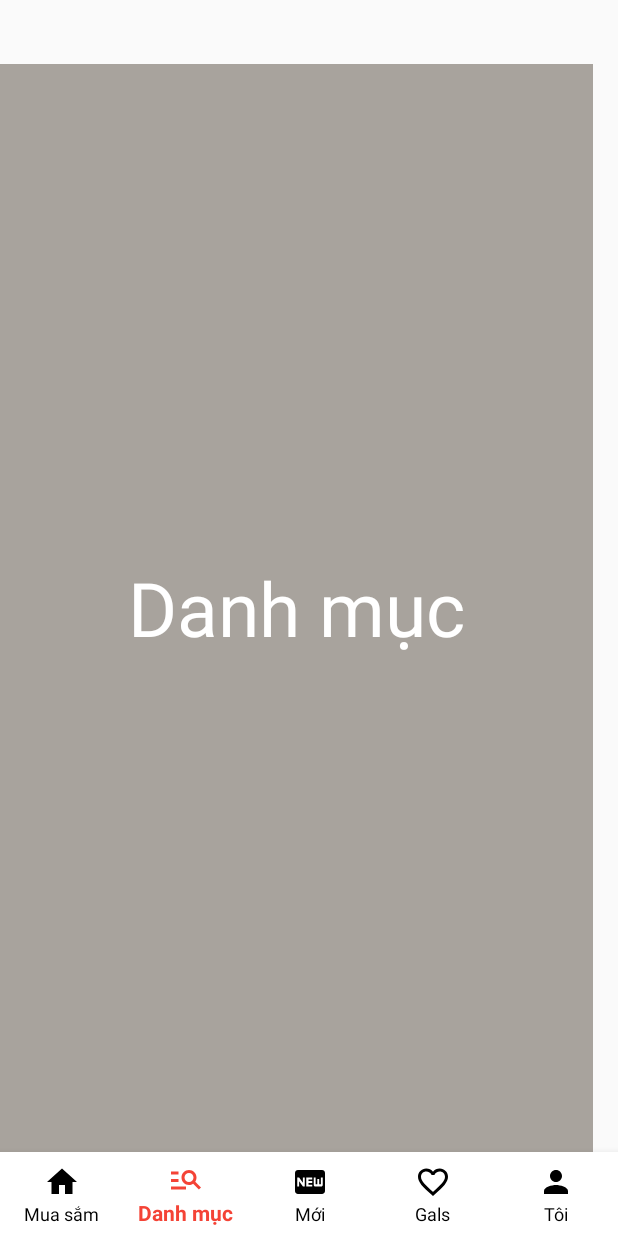
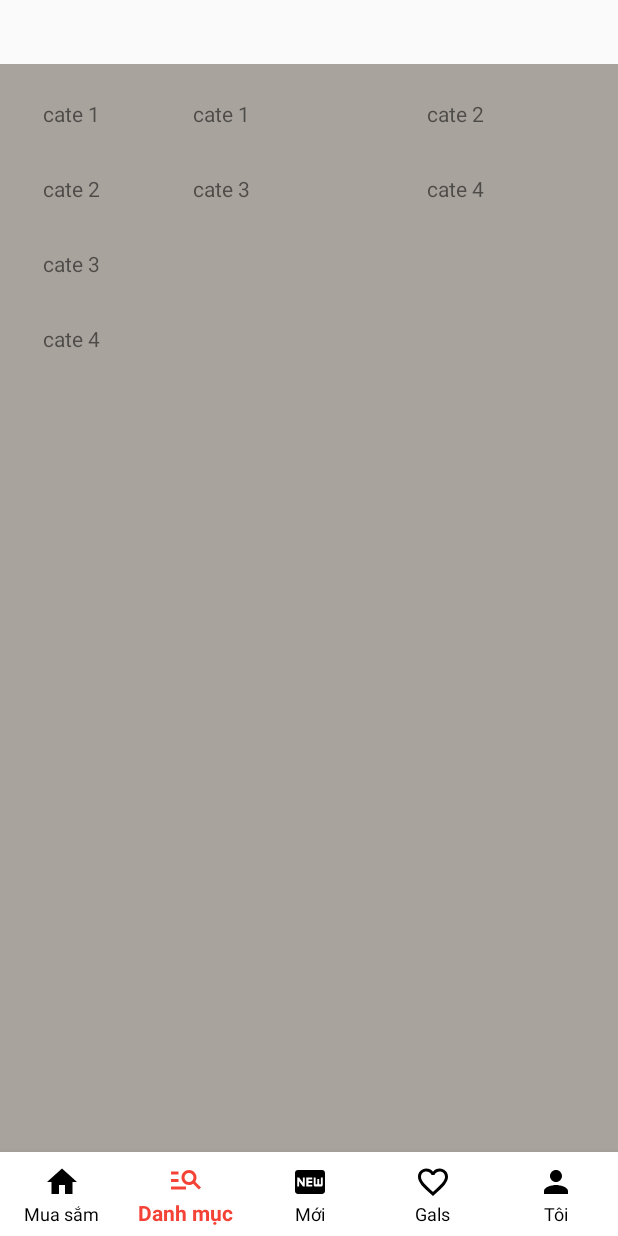
Before and after one commit to trvankiet02/Cosmetic-Shop-App, an Android app: the screen it shows after launch (MainActivity), item 2 of the bottom bar chosen, on a phone screen of 412 x 824 dp. Run offline under Robolectric (Android 15) with nearby library versions, the phone set to English and light mode, and no system bars.

Commit message:
fix width component

```diff
--- /dev/null
+++ b/app/src/main/java/vn/iotstar/cosmeticshopapp/adapter/CategorySideBarAdapter.java
@@ -0,0 +1,62 @@
+package vn.iotstar.cosmeticshopapp.adapter;
+
+import android.content.Context;
+import android.content.Intent;
+import android.view.LayoutInflater;
+import android.view.View;
+import android.view.ViewGroup;
+import android.widget.TextView;
+import android.widget.Toast;
+
+import androidx.annotation.NonNull;
+import androidx.recyclerview.widget.RecyclerView;
+
+import java.util.List;
+
+import vn.iotstar.cosmeticshopapp.R;
+import vn.iotstar.cosmeticshopapp.model.Category;
+
+public class CategorySideBarAdapter extends RecyclerView.Adapter<CategorySideBarAdapter.MyViewHolder>{
+
+    Context context;
+    List<Category> array;
+
+    public CategorySideBarAdapter(Context context, List<Category> array) {
+        this.context = context;
+        this.array = array;
+    }
+
+    @NonNull
+    @Override
+    public MyViewHolder onCreateViewHolder(@NonNull ViewGroup parent, int viewType) {
+        View view = LayoutInflater.from(parent.getContext())
+                .inflate(R.layout.category_sidebar_layout, null);
+        MyViewHolder myViewHolder = new MyViewHolder(view);
+        return myViewHolder;
+    }
+
+    @Override
+    public void onBindViewHolder(@NonNull MyViewHolder holder, int position) {
+        Category category = array.get(position);
+        holder.categoryName.setText(category.getCategoryName());
+        holder.itemView.setOnClickListener(new View.OnClickListener() {
+            @Override
+            public void onClick(View view) {
+                Toast.makeText(view.getContext(), "Ban dang nhan vao " + category.getCategoryName(), Toast.LENGTH_SHORT).show();
+            }
+        });
+    }
+
+    @Override
+    public int getItemCount() {
+        return array == null ? 0 : array.size();
+    }
+
+    public class MyViewHolder extends RecyclerView.ViewHolder{
+        public TextView categoryName;
+        public MyViewHolder(@NonNull View itemView) {
+            super(itemView);
+            categoryName = (TextView) itemView.findViewById(R.id.tvCategoryName);
+        }
+    }
+}
--- a/app/src/main/java/vn/iotstar/cosmeticshopapp/fragment_home/DanhmucFragment.java
+++ b/app/src/main/java/vn/iotstar/cosmeticshopapp/fragment_home/DanhmucFragment.java
@@ -6,60 +6,84 @@ import android.view.View;
 import android.view.ViewGroup;
 
 import androidx.fragment.app.Fragment;
+import androidx.recyclerview.widget.GridLayoutManager;
+import androidx.recyclerview.widget.LinearLayoutManager;
+import androidx.recyclerview.widget.RecyclerView;
 
+import java.util.ArrayList;
+import java.util.List;
+
+import vn.iotstar.cosmeticshopapp.MainActivity;
 import vn.iotstar.cosmeticshopapp.R;
+import vn.iotstar.cosmeticshopapp.adapter.CategorySideBarAdapter;
+import vn.iotstar.cosmeticshopapp.adapter.StyleSideBarAdapter;
+import vn.iotstar.cosmeticshopapp.model.Category;
+import vn.iotstar.cosmeticshopapp.model.Style;
 
-/**
- * A simple {@link Fragment} subclass.
- * Use the {@link DanhmucFragment#newInstance} factory method to
- * create an instance of this fragment.
- */
+
 public class DanhmucFragment extends Fragment {
-
-    // TODO: Rename parameter arguments, choose names that match
-    // the fragment initialization parameters, e.g. ARG_ITEM_NUMBER
-    private static final String ARG_PARAM1 = "param1";
-    private static final String ARG_PARAM2 = "param2";
-
-    // TODO: Rename and change types of parameters
-    private String mParam1;
-    private String mParam2;
-
-    public DanhmucFragment() {
-        // Required empty public constructor
-    }
-
-    /**
-     * Use this factory method to create a new instance of
-     * this fragment using the provided parameters.
-     *
-     * @param param1 Parameter 1.
-     * @param param2 Parameter 2.
-     * @return A new instance of fragment DanhmucFragment.
-     */
-    // TODO: Rename and change types and number of parameters
-    public static DanhmucFragment newInstance(String param1, String param2) {
-        DanhmucFragment fragment = new DanhmucFragment();
-        Bundle args = new Bundle();
-        args.putString(ARG_PARAM1, param1);
-        args.putString(ARG_PARAM2, param2);
-        fragment.setArguments(args);
-        return fragment;
-    }
-
-    @Override
-    public void onCreate(Bundle savedInstanceState) {
-        super.onCreate(savedInstanceState);
-        if (getArguments() != null) {
-            mParam1 = getArguments().getString(ARG_PARAM1);
-            mParam2 = getArguments().getString(ARG_PARAM2);
-        }
-    }
-
+    View view;
+    RecyclerView rvCategory;
+    RecyclerView rvStyle;
+    List<Category> categoryList;
+    List<Style> styleList;
+    CategorySideBarAdapter categorySideBarAdapter;
+    StyleSideBarAdapter styleSideBarAdapter;
     @Override
     public View onCreateView(LayoutInflater inflater, ViewGroup container,
                              Bundle savedInstanceState) {
-        // Inflate the layout for this fragment
-        return inflater.inflate(R.layout.fragment_danhmuc, container, false);
+        view = inflater.inflate(R.layout.fragment_danhmuc, container, false);
+
+        AnhXa();
+        demoData();
+        setRvCategory();
+        setRvStyle();
+
+        return view;
+
+    }
+    private void setRvCategory(){
+        //nhan mang
+
+        //khoi tao adapter
+        categorySideBarAdapter = new CategorySideBarAdapter(getContext()
+        , categoryList);
+        rvCategory.setHasFixedSize(true);
+        RecyclerView.LayoutManager layoutManager = new LinearLayoutManager(getContext(),
+                RecyclerView.VERTICAL, false);
+        rvCategory.setLayoutManager(layoutManager);
+        rvCategory.setAdapter(categorySideBarAdapter);
+        categorySideBarAdapter.notifyDataSetChanged();
+    }
+    private void setRvStyle(){
+        //nhan mang
+
+        //khoi tao adapter
+        styleSideBarAdapter = new StyleSideBarAdapter(getContext()
+                , styleList);
+        rvStyle.setHasFixedSize(true);
+        RecyclerView.LayoutManager layoutManager = new GridLayoutManager(getContext(), 2);
+        rvStyle.setLayoutManager(layoutManager);
+        rvStyle.setAdapter(categorySideBarAdapter);
+        styleSideBarAdapter.notifyDataSetChanged();
+    }
+    private void AnhXa(){
+        rvCategory = (RecyclerView) view.findViewById(R.id.rvCategory);
+        rvStyle = (RecyclerView) view.findViewById(R.id.rvStyle);
+
+    }
+    private void demoData(){
+        categoryList = new ArrayList<>();
+        categoryList.add(new Category(1, "cate 1", "image 1", null, null));
+        categoryList.add(new Category(2, "cate 2", "image 2", null, null));
+        categoryList.add(new Category(3, "cate 3", "image 3", null, null));
+        categoryList.add(new Category(4, "cate 4", "image 4", null, null));
+
+        styleList = new ArrayList<>();
+        styleList.add(new Style(1, "style 1", "image 1", 1, null, null));
+        styleList.add(new Style(2, "style 2", "image 2", 1, null, null));
+        styleList.add(new Style(3, "style 3", "image 3", 2, null, null));
+        styleList.add(new Style(4, "style 4", "image 4", 2, null, null));
+        styleList.add(new Style(5, "style 5", "image 5", 3, null, null));
     }
 }
--- a/app/src/main/java/vn/iotstar/cosmeticshopapp/fragment_home/ToiFragment.java
+++ b/app/src/main/java/vn/iotstar/cosmeticshopapp/fragment_home/ToiFragment.java
@@ -1,12 +1,15 @@
 package vn.iotstar.cosmeticshopapp.fragment_home;
 
+import android.content.Intent;
 import android.os.Bundle;
 import android.view.LayoutInflater;
 import android.view.View;
 import android.view.ViewGroup;
+import android.widget.Button;
 
 import androidx.fragment.app.Fragment;
 
+import vn.iotstar.cosmeticshopapp.LoginSignupActivity;
 import vn.iotstar.cosmeticshopapp.R;
 
 /**
@@ -15,51 +18,22 @@ import vn.iotstar.cosmeticshopapp.R;
  * create an instance of this fragment.
  */
 public class ToiFragment extends Fragment {
-
-    // TODO: Rename parameter arguments, choose names that match
-    // the fragment initialization parameters, e.g. ARG_ITEM_NUMBER
-    private static final String ARG_PARAM1 = "param1";
-    private static final String ARG_PARAM2 = "param2";
-
-    // TODO: Rename and change types of parameters
-    private String mParam1;
-    private String mParam2;
-
-    public ToiFragment() {
-        // Required empty public constructor
-    }
-
-    /**
-     * Use this factory method to create a new instance of
-     * this fragment using the provided parameters.
-     *
-     * @param param1 Parameter 1.
-     * @param param2 Parameter 2.
-     * @return A new instance of fragment ToiFragment.
-     */
-    // TODO: Rename and change types and number of parameters
-    public static ToiFragment newInstance(String param1, String param2) {
-        ToiFragment fragment = new ToiFragment();
-        Bundle args = new Bundle();
-        args.putString(ARG_PARAM1, param1);
-        args.putString(ARG_PARAM2, param2);
-        fragment.setArguments(args);
-        return fragment;
-    }
-
-    @Override
-    public void onCreate(Bundle savedInstanceState) {
-        super.onCreate(savedInstanceState);
-        if (getArguments() != null) {
-            mParam1 = getArguments().getString(ARG_PARAM1);
-            mParam2 = getArguments().getString(ARG_PARAM2);
-        }
-    }
-
+    View view;
+    Button btnLogin;
     @Override
     public View onCreateView(LayoutInflater inflater, ViewGroup container,
                              Bundle savedInstanceState) {
-        // Inflate the layout for this fragment
-        return inflater.inflate(R.layout.fragment_toi, container, false);
+        view = inflater.inflate(R.layout.fragment_toi, container, false);
+
+        btnLogin = (Button) view.findViewById(R.id.btnLogin);
+        btnLogin.setOnClickListener(new View.OnClickListener() {
+            @Override
+            public void onClick(View view) {
+                Intent intent = new Intent(getContext(), LoginSignupActivity.class);
+                startActivity(intent);
+            }
+        });
+
+        return view;
     }
 }
--- /dev/null
+++ b/app/src/main/java/vn/iotstar/cosmeticshopapp/model/Category.java
@@ -0,0 +1,60 @@
+package vn.iotstar.cosmeticshopapp.model;
+
+import java.io.Serializable;
+import java.sql.Timestamp;
+
+public class Category implements Serializable {
+    private int categoryId;
+    private String categoryName;
+    private String categoryImage;
+    private Timestamp createAt;
+    private Timestamp updateAt;
+
+    public Category(int categoryId, String categoryName, String categoryImage, Timestamp createAt, Timestamp updateAt) {
+        this.categoryId = categoryId;
+        this.categoryName = categoryName;
+        this.categoryImage = categoryImage;
+        this.createAt = createAt;
+        this.updateAt = updateAt;
+    }
+
+    public int getCategoryId() {
+        return categoryId;
+    }
+
+    public void setCategoryId(int categoryId) {
+        this.categoryId = categoryId;
+    }
+
+    public String getCategoryName() {
+        return categoryName;
+    }
+
+    public void setCategoryName(String categoryName) {
+        this.categoryName = categoryName;
+    }
+
+    public String getCategoryImage() {
+        return categoryImage;
+    }
+
+    public void setCategoryImage(String categoryImage) {
+        this.categoryImage = categoryImage;
+    }
+
+    public Timestamp getCreateAt() {
+        return createAt;
+    }
+
+    public void setCreateAt(Timestamp createAt) {
+        this.createAt = createAt;
+    }
+
+    public Timestamp getUpdateAt() {
+        return updateAt;
+    }
+
+    public void setUpdateAt(Timestamp updateAt) {
+        this.updateAt = updateAt;
+    }
+}
--- /dev/null
+++ b/app/src/main/java/vn/iotstar/cosmeticshopapp/model/Style.java
@@ -0,0 +1,71 @@
+package vn.iotstar.cosmeticshopapp.model;
+
+import java.io.Serializable;
+import java.sql.Time;
+import java.sql.Timestamp;
+
+public class Style implements Serializable {
+    private int id;
+    private String styleName;
+    private String styleImage;
+    private int categoryId;
+    private Timestamp createAt;
+    private Timestamp updateAt;
+
+    public Style(int id, String styleName, String styleImage, int categoryId, Timestamp createAt, Timestamp updateAt) {
+        this.id = id;
+        this.styleName = styleName;
+        this.styleImage = styleImage;
+        this.categoryId = categoryId;
+        this.createAt = createAt;
+        this.updateAt = updateAt;
+    }
+
+    public int getId() {
+        return id;
+    }
+
+    public void setId(int id) {
+        this.id = id;
+    }
+
+    public String getStyleName() {
+        return styleName;
+    }
+
+    public void setStyleName(String styleName) {
+        this.styleName = styleName;
+    }
+
+    public String getStyleImage() {
+        return styleImage;
+    }
+
+    public void setStyleImage(String styleImage) {
+        this.styleImage = styleImage;
+    }
+
+    public int getCategoryId() {
+        return categoryId;
+    }
+
+    public void setCategoryId(int categoryId) {
+        this.categoryId = categoryId;
+    }
+
+    public Timestamp getCreateAt() {
+        return createAt;
+    }
+
+    public void setCreateAt(Timestamp createAt) {
+        this.createAt = createAt;
+    }
+
+    public Timestamp getUpdateAt() {
+        return updateAt;
+    }
+
+    public void setUpdateAt(Timestamp updateAt) {
+        this.updateAt = updateAt;
+    }
+}
--- a/app/src/main/res/layout/activity_main.xml
+++ b/app/src/main/res/layout/activity_main.xml
@@ -7,7 +7,7 @@
     tools:context=".MainActivity">
     <androidx.viewpager.widget.ViewPager
         android:id="@+id/viewPager"
-        android:layout_width="395dp"
+        android:layout_width="match_parent"
         android:layout_height="725dp"
         android:layout_above="@id/bottom_navigation"/>
     <com.google.android.material.bottomnavigation.BottomNavigationView
--- /dev/null
+++ b/app/src/main/res/layout/category_sidebar_layout.xml
@@ -0,0 +1,18 @@
+<?xml version="1.0" encoding="utf-8"?>
+<androidx.constraintlayout.widget.ConstraintLayout xmlns:android="http://schemas.android.com/apk/res/android"
+    xmlns:app="http://schemas.android.com/apk/res-auto"
+    xmlns:tools="http://schemas.android.com/tools"
+    android:layout_width="match_parent"
+    android:layout_height="match_parent">
+
+    <TextView
+        android:id="@+id/tvCategoryName"
+        android:layout_width="63dp"
+        android:layout_height="34dp"
+        android:layout_marginStart="16dp"
+        android:layout_marginTop="16dp"
+        android:text="TextView"
+        app:layout_constraintStart_toStartOf="parent"
+        app:layout_constraintTop_toTopOf="parent"
+        android:gravity="center"/>
+</androidx.constraintlayout.widget.ConstraintLayout>
--- a/app/src/main/res/layout/fragment_danhmuc.xml
+++ b/app/src/main/res/layout/fragment_danhmuc.xml
@@ -5,13 +5,23 @@
     tools:context=".fragment_home.DanhmucFragment"
     android:background="@color/bottom_nav_color_2">
 
-    <!-- TODO: Update blank fragment layout -->
-    <TextView
-        android:layout_width="wrap_content"
-        android:layout_height="wrap_content"
-        android:layout_centerInParent="true"
-        android:textColor="@color/white"
-        android:textSize="50sp"
-        android:text="Danh mục" />
 
+    <LinearLayout
+        android:layout_width="match_parent"
+        android:layout_height="match_parent"
+        android:orientation="horizontal">
+
+        <androidx.recyclerview.widget.RecyclerView
+            android:id="@+id/rvCategory"
+            android:layout_width="100dp"
+            android:layout_height="match_parent" />
+
+        <androidx.recyclerview.widget.RecyclerView
+            android:id="@+id/rvStyle"
+            android:layout_width="match_parent"
+            android:layout_height="match_parent" />
+
+
+
+    </LinearLayout>
 </RelativeLayout>
```
Also changed, not shown: app/src/main/java/vn/iotstar/cosmeticshopapp/LoginSignupActivity.java (+8 -2 lines), app/src/main/java/vn/iotstar/cosmeticshopapp/adapter/StyleSideBarAdapter.java (added, +71 -0 lines), app/src/main/res/layout/fragment_muasam.xml (+18 -11 lines), app/src/main/res/layout/fragment_toi.xml (+9 -6 lines), app/src/main/res/layout/style_sidebar_layout.xml (added, +29 -0 lines).
